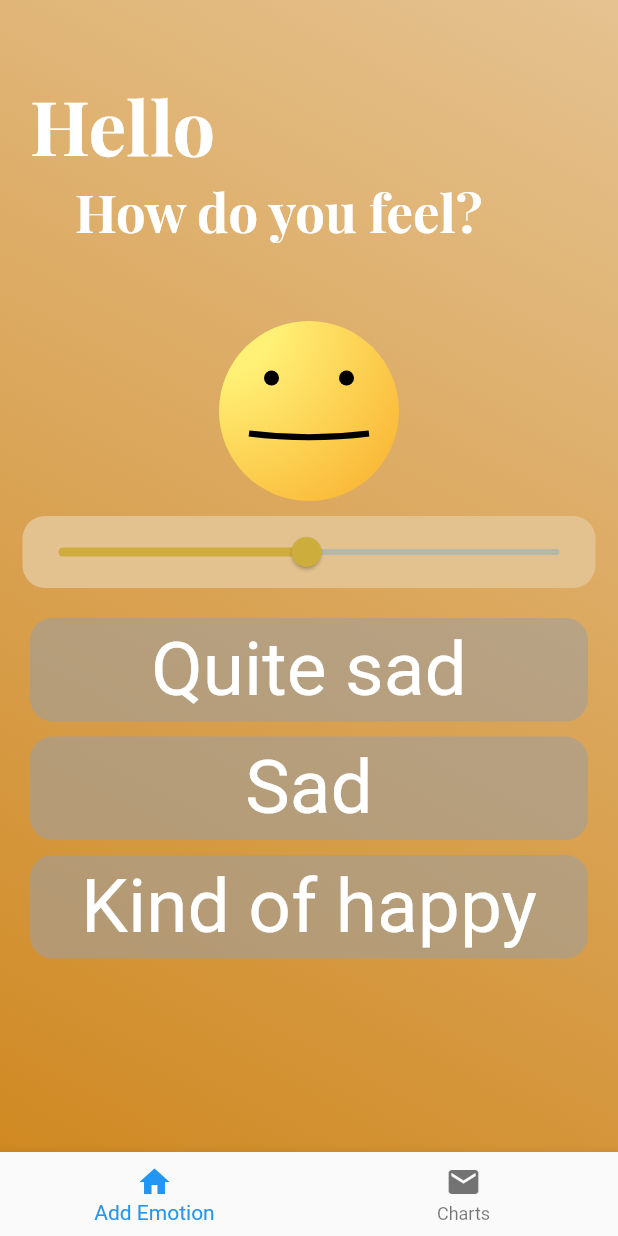
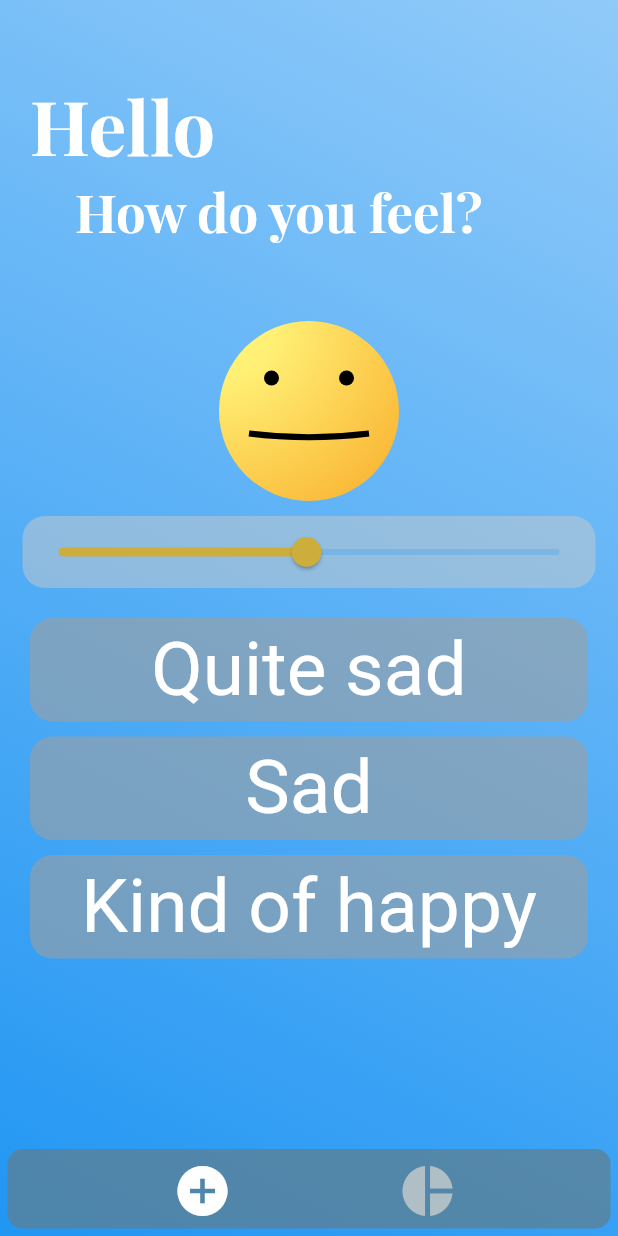
Before and after one commit to rb2750/MyWellbeing, a Flutter app: the Home screen opened directly, on a phone screen of 412 x 824 dp. Run offline on Flutter 3.47's test engine with Material 2 defaults, Android fonts, the phone set to English and light mode, and no system bars; our stand-ins replace shared_preferences; missing offline and left inert: rect_getter; accounts and stored records are empty; project files that could hold a hidden picture were left out.

Commit message:
Added bottom nav

```diff
--- a/lib/screens/home.dart
+++ b/lib/screens/home.dart
@@ -53,20 +53,6 @@ class _HomeState extends State<Home> {
     //     emotion / 100);
 
     return Scaffold(
-        bottomNavigationBar: BottomNavigationBar(
-          // backgroundColor: Color.fromRGBO(0, 0, 0, 0),
-          currentIndex: 0, // this will be set when a new tab is tapped
-          items: [
-            BottomNavigationBarItem(
-              icon: new Icon(Icons.home),
-              title: new Text('Add Emotion'),
-            ),
-            BottomNavigationBarItem(
-              icon: new Icon(Icons.mail),
-              title: new Text('Charts'),
-            )
-          ],
-        ),
         body: Container(
             width: MediaQuery.of(context).size.width,
             height: MediaQuery.of(context).size.height,
@@ -76,8 +62,10 @@ class _HomeState extends State<Home> {
                 end: Alignment.bottomLeft,
                 stops: [0, 1],
                 colors: [
-                  backgroundColor,
-                  gradientColor,
+                  /*backgroundColor,
+                  gradientColor,*/
+                  Colors.blue[200],
+                  Colors.blue[500]
                 ],
               ),
             ),
@@ -118,8 +106,7 @@ class _HomeState extends State<Home> {
                             child: EmotionFace(emotion)),
                         Container(
                             decoration: new BoxDecoration(
-                                color: Color.alphaBlend(
-                                    backgroundColor, gradientColor),
+                                color: Color.fromRGBO(200, 200, 200, 0.5),
                                 borderRadius: new BorderRadius.all(
                                     const Radius.circular(15.0))),
                             margin: EdgeInsets.only(
@@ -138,7 +125,31 @@ class _HomeState extends State<Home> {
                                 onChanged: (newEmotionValue) {
                                   setState(() => emotion = newEmotionValue);
                                 })),
-                        EmotionList(emotion)
+                        EmotionList(emotion),
+                        Spacer(),
+                        Container(
+                            margin: EdgeInsets.only(
+                                bottom: 5, left: 5, right: 5),
+                            padding: EdgeInsets.only(bottom: 5),
+                            decoration: BoxDecoration(
+                                color: Colors.blueGrey.withOpacity(0.7),
+                                borderRadius:
+                                    BorderRadius.all(Radius.circular(10))),
+                            child: Row(
+                              mainAxisAlignment: MainAxisAlignment.spaceEvenly,
+                              children: <Widget>[
+                                IconButton(
+                                  icon: Icon(Icons.add_circle,
+                                      color: Colors.white, size: 40),
+                                  onPressed: () {},
+                                ),
+                                IconButton(
+                                  icon: Icon(Icons.pie_chart,
+                                      color: Colors.blueGrey[200], size: 40),
+                                  onPressed: () {},
+                                ),
+                              ],
+                            )),
                       ],
                     );
                   }
```
